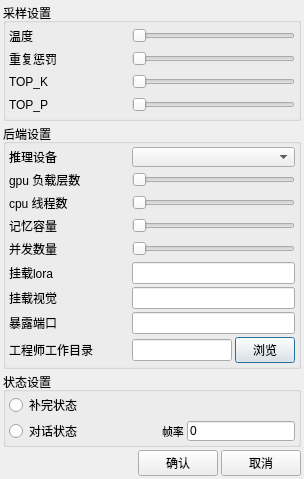
Old version of the form src/widget/settings_dialog.ui in the repository ylsdamxssjxxdd/eva.
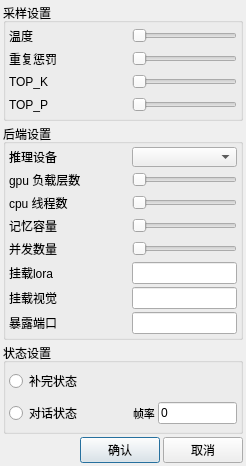
New version of the form.

Commit message: 优化软件工程师

What changed in the file:
```diff
--- a/src/widget/settings_dialog.ui
+++ b/src/widget/settings_dialog.ui
@@ -6,8 +6,8 @@
    <rect>
     <x>0</x>
     <y>0</y>
-    <width>242</width>
-    <height>417</height>
+    <width>246</width>
+    <height>466</height>
    </rect>
   </property>
   <property name="windowTitle">
@@ -583,55 +583,6 @@
             <width>100</width>
             <height>0</height>
            </size>
-          </property>
-         </widget>
-       </item>
-      </layout>
-     </item>
-      <item>
-       <layout class="QHBoxLayout" name="horizontalLayout_engineer_dir">
-        <item>
-         <widget class="QLabel" name="engineer_workdir_label">
-          <property name="minimumSize">
-           <size>
-            <width>120</width>
-            <height>20</height>
-           </size>
-          </property>
-          <property name="maximumSize">
-           <size>
-            <width>120</width>
-            <height>16777215</height>
-           </size>
-          </property>
-          <property name="text">
-           <string>工程师工作目录</string>
-          </property>
-         </widget>
-        </item>
-        <item>
-         <widget class="QLineEdit" name="engineer_workdir_LineEdit">
-          <property name="minimumSize">
-           <size>
-            <width>100</width>
-            <height>0</height>
-           </size>
-          </property>
-          <property name="readOnly">
-           <bool>true</bool>
-          </property>
-         </widget>
-        </item>
-        <item>
-         <widget class="QPushButton" name="engineer_workdir_browse">
-          <property name="minimumSize">
-           <size>
-            <width>60</width>
-            <height>0</height>
-           </size>
-          </property>
-          <property name="text">
-           <string>浏览</string>
           </property>
          </widget>
         </item>
```
The commit also changes 7 other files.
